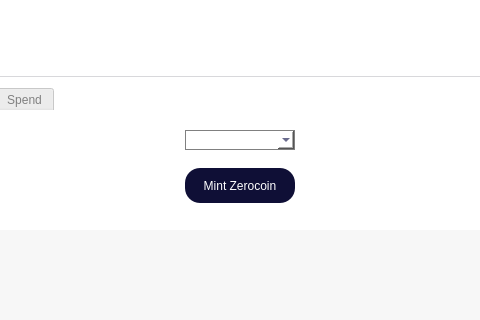
Old version of the form src/qt/forms/zerocoinpage.ui in the repository noirofficial/noir; both pictures show x 122 to 602 and y 289 to 609 of the 745 by 609 pixel window.
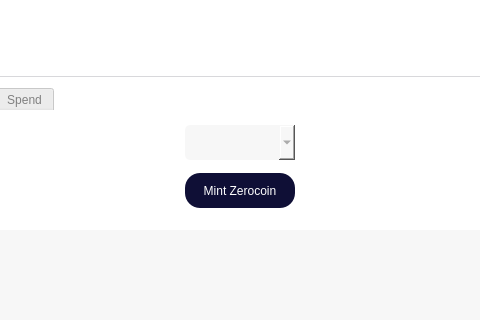
New version of the form. The open tabs and pages were chosen to show the change. Icons and pictures are not drawn.

```diff
--- a/src/qt/forms/zerocoinpage.ui
+++ b/src/qt/forms/zerocoinpage.ui
@@ -1271,7 +1271,7 @@
                          <property name="maximumSize">
                           <size>
                            <width>110</width>
-                           <height>20</height>
+                           <height>35</height>
                           </size>
                          </property>
                          <property name="font">
@@ -1281,7 +1281,13 @@
                           </font>
                          </property>
                          <property name="styleSheet">
-                          <string notr="true">color: #121349; -radius:15px; border-color:gray; border-width:1px; border-style:solid;</string>
+                          <string notr="true">background-color:rgba(247, 247, 247, 250);
+height: 35px;
+border-radius:5px;
+border-style:solid;
+border-color:gray;
+border-width:thin;
+padding-left: 10;</string>
                          </property>
                          <property name="editable">
                           <bool>false</bool>
```
Left out of the diff: 2 changed lines with no effect on the pictures.
